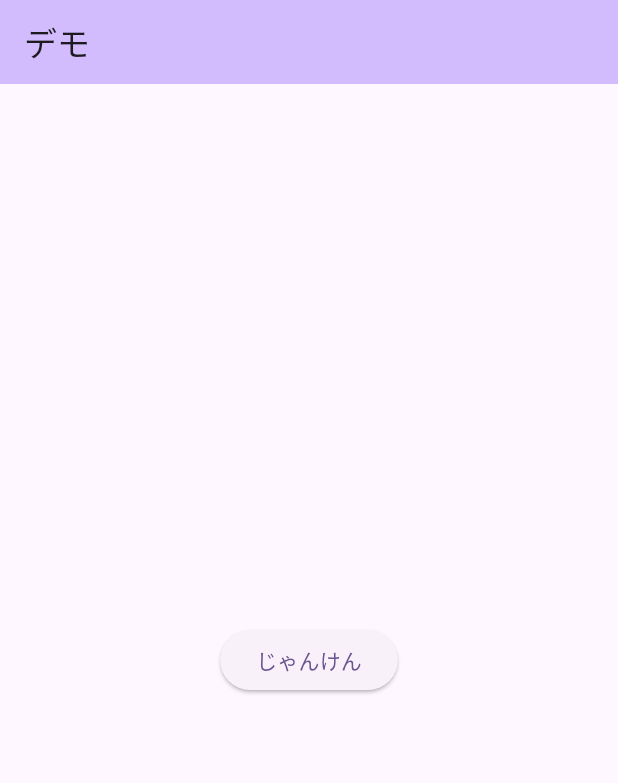
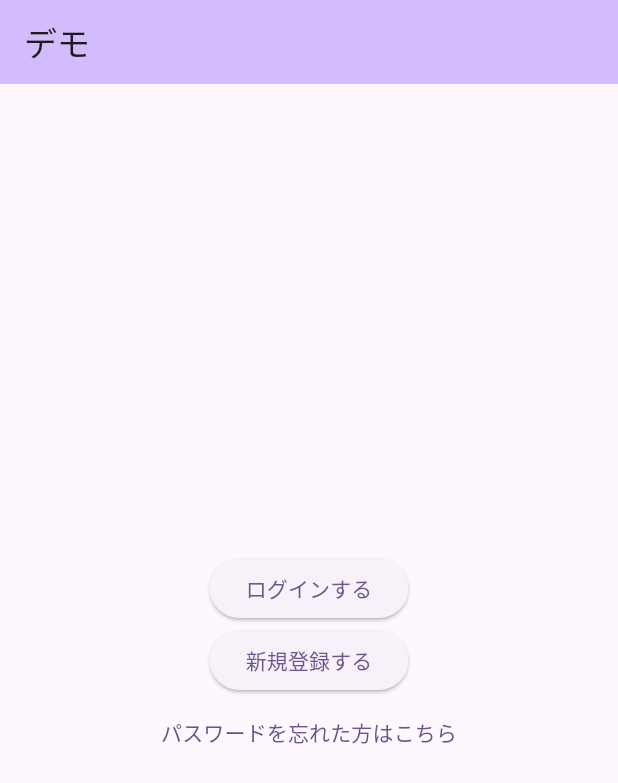
Before and after one commit to Toshipy/flutter-sample-app, a Flutter app: the screen it shows after launch, on a phone screen of 412 x 824 dp. Shown: the top 783 px of the screen. Run offline on Flutter 3.47's test engine with Material 3 defaults, Android fonts, the phone set to English and light mode, and no system bars.

Commit message:
login ui

```diff
--- a/lib/main.dart
+++ b/lib/main.dart
@@ -31,22 +31,6 @@ class MyHomePage extends StatefulWidget {
 
 class _MyHomePageState extends State<MyHomePage> {
 
-  // void showRobotResult() {
-  //
-  //   List<String> hands = ['pa', 'choki', 'gu'];
-  //   hands.shuffle();
-  //   String hand = hands.first;
-  //
-  //   Image image = Image.asset('assets/janken_$hand.png');
-  //
-  //   showDialog(context: context, builder: (context) {
-  //     return AlertDialog(
-  //       title: Text('ロボット'),
-  //       content: image
-  //     );
-  //   },);
-  // }
-
   @override
   Widget build(BuildContext context) {
     return Scaffold(
@@ -55,13 +39,42 @@ class _MyHomePageState extends State<MyHomePage> {
         title: Text(widget.title),
       ),
       body: Center(
-        child: ElevatedButton(
-          onPressed: () {
-            // showRobotResult();
-          },
-          child: Text('じゃんけん')
+        child: Column(
+          mainAxisAlignment: MainAxisAlignment.center,
+          children: [
+            ElevatedButton(
+              onPressed: () {
+                showDialog(context: context, builder: (context) {
+                  return const AlertDialog(
+                    title: Text('ログインしました'),
+                  );
+                },);
+              },
+              child: const Text('ログインする'),
             ),
+            ElevatedButton(
+              onPressed: () {
+                showDialog(context: context, builder: (context) {
+                  return const AlertDialog(
+                    title: Text('新規登録しました'),
+                  );
+                },);
+              },
+              child: const Text('新規登録する'),
+            ),
+            TextButton(
+              onPressed: () {
+                showDialog(context: context, builder: (context) {
+                  return const AlertDialog(
+                    title: Text('パスワードを忘れた方はこちら'),
+                  );
+                });
+              },
+              child: const Text('パスワードを忘れた方はこちら'),
+            )
+          ],
         ),
+      ),
       );
   }
 }
```
